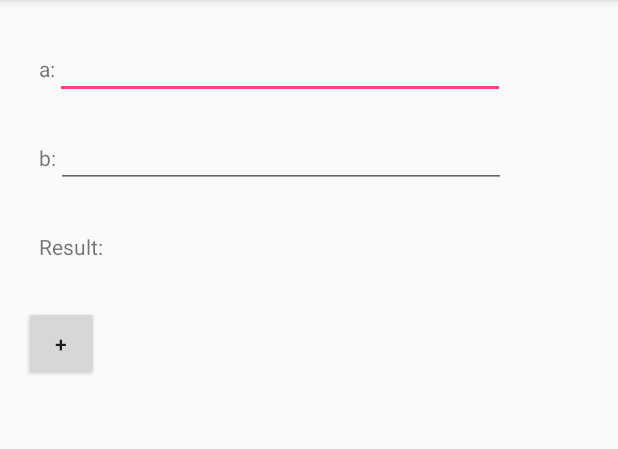
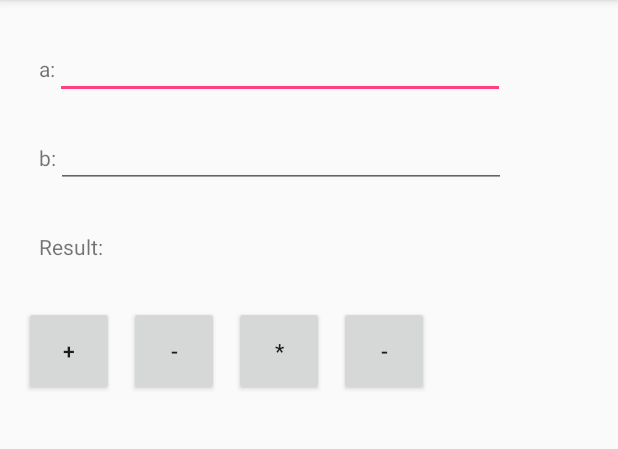
Before and after one commit to trantrungnt/ServiceCalculator, an Android app: the screen it shows after launch (MainActivity), on a phone screen of 412 x 824 dp, the part 84-533 px from its top. Run offline under Robolectric (Android 15) with nearby library versions, the phone set to English and light mode, and no system bars.

Commit message:
UI Calculator (temp)

```diff
--- a/LearnService/app/src/main/res/layout/activity_main.xml
+++ b/LearnService/app/src/main/res/layout/activity_main.xml
@@ -66,6 +66,37 @@
         android:text="+"
         android:layout_below="@id/tvResult"
         android:layout_marginTop="30dp"
-        android:layout_width="50dp"
-        android:layout_height="50dp" />
+        android:layout_width="60dp"
+        android:layout_height="60dp" />
+
+    <Button
+        android:id="@+id/btnSubtraction"
+        android:text="-"
+        android:layout_toRightOf="@id/btnPlus"
+        android:layout_marginLeft="10dp"
+        android:layout_below="@id/tvResult"
+        android:layout_marginTop="30dp"
+        android:layout_width="60dp"
+        android:layout_height="60dp" />
+
+    <Button
+        android:id="@+id/btnMultiplication"
+        android:text="*"
+        android:layout_toRightOf="@id/btnSubtraction"
+        android:layout_marginLeft="10dp"
+        android:layout_below="@id/tvResult"
+        android:layout_marginTop="30dp"
+        android:layout_width="60dp"
+        android:layout_height="60dp" />
+
+    <Button
+        android:id="@+id/btnDivision"
+        android:text="-"
+        android:layout_toRightOf="@id/btnMultiplication"
+        android:layout_marginLeft="10dp"
+        android:layout_below="@id/tvResult"
+        android:layout_marginTop="30dp"
+        android:layout_width="60dp"
+        android:layout_height="60dp" />
+
 </RelativeLayout>
```
